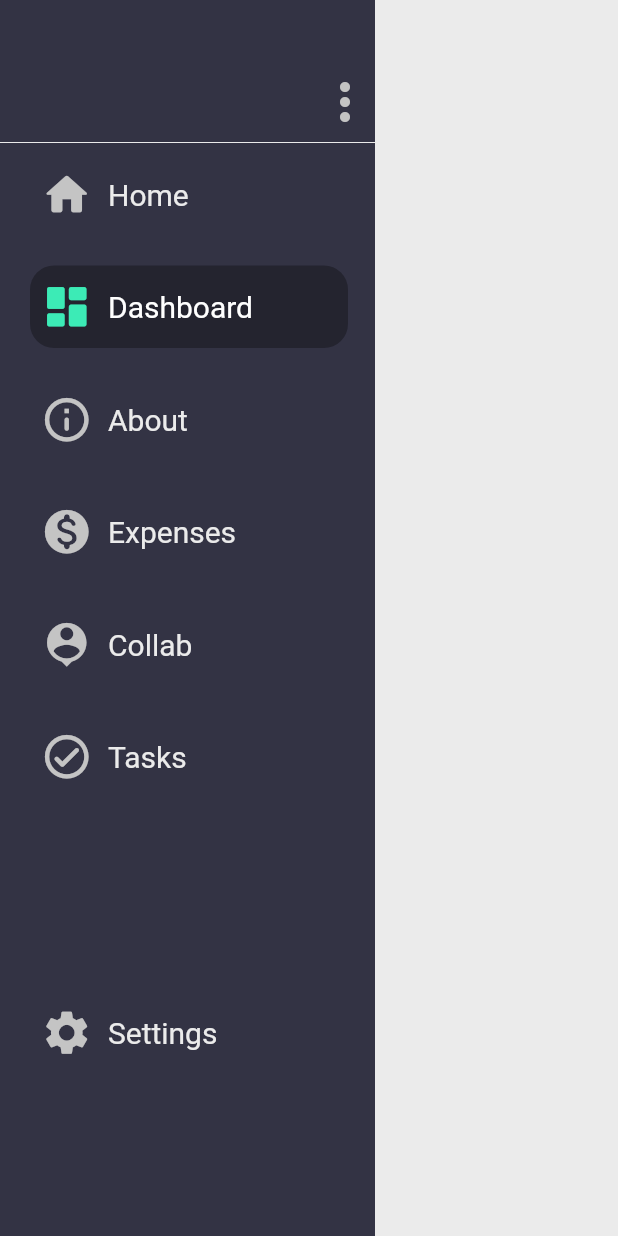
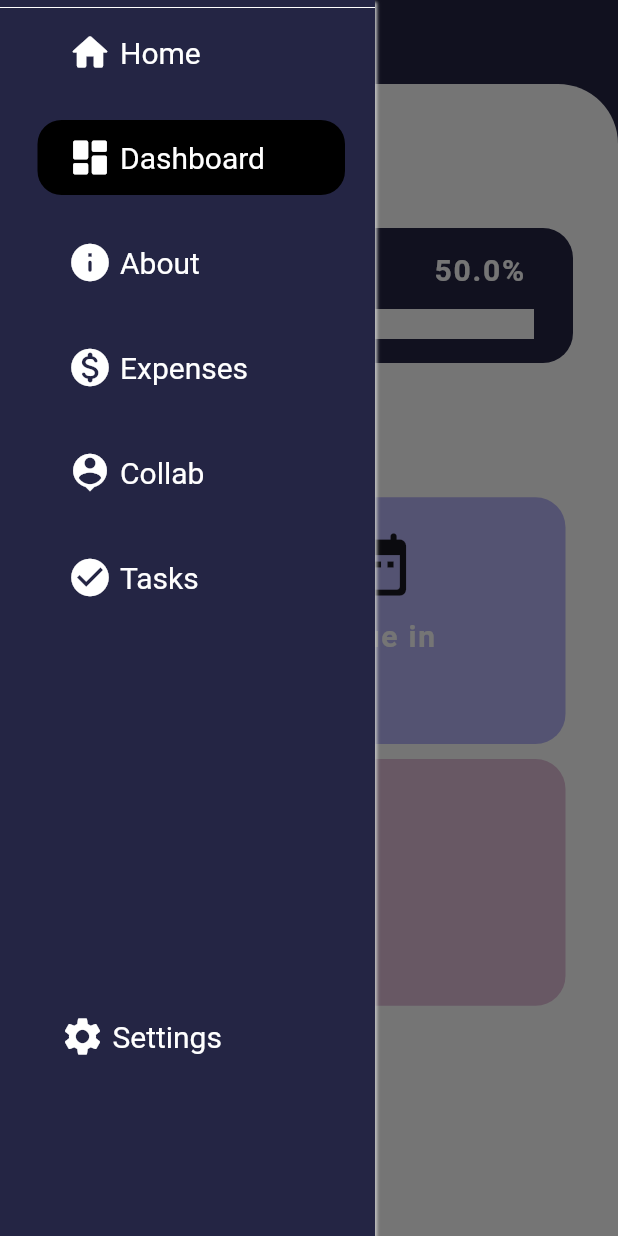
Before and after one commit to theflutterfiles/ORDR, a Flutter app: the ProjectDetailView screen opened directly with empty values, with the side drawer open (before the commit the screen has no drawer), on a phone screen of 412 x 824 dp. Run offline on Flutter 3.47's test engine with Material 2 defaults, Android fonts, the phone set to English and light mode, and no system bars; drawn by our look-alikes of percent_indicator; our stand-ins replace calendar_timeline, cloud_firestore, email_validator, firebase_auth, flutter_spinkit, google_fonts and 1 more; accounts and stored records are empty.

Commit message:
Dashboard started and new styling applied

```diff
--- /dev/null
+++ b/lib/models/dashboard_card.dart
@@ -0,0 +1,24 @@
+import 'package:flutter/material.dart';
+import 'package:flutter_app_mindful_lifting/styles/colour_styles.dart';
+import 'package:flutter_app_mindful_lifting/styles/text_styles.dart';
+
+class DashboardCard{
+
+  String title;
+  IconData icon;
+  Action onNavigationSelection;
+  Container content;
+  Color colour;
+
+  DashboardCard({this.title, this.icon, @required this.content, this.colour});
+
+}
+  List<DashboardCard> dashboardItems = [
+
+    DashboardCard(icon: Icons.monetization_on_rounded, title: "Budget", content: new Container(), colour: AppThemeColours.DashboardCardColors[0]),
+    DashboardCard(icon: Icons.check_circle, title: "Tasks", content: new Container()),
+    DashboardCard(icon: Icons.check_circle_outline_rounded, title: "Completed", content: new Container()),
+    DashboardCard(icon: Icons.lock_open, title: "In Progress", content: new Container()),
+    DashboardCard(icon: Icons.lock, title: "Closed", content: new Container()),
+    DashboardCard(icon: Icons.date_range, title: "Target Date", content: new Container()),
+  ];
--- a/lib/models/navigation_model.dart
+++ b/lib/models/navigation_model.dart
@@ -14,8 +14,8 @@ class NavigationModel{
 
     NavigationModel(icon: Icons.home_rounded, title: "Home"),
     NavigationModel(icon: Icons.dashboard_rounded, title: "Dashboard"),
-    NavigationModel(icon: Icons.info_outline_rounded, title: "About"),
+    NavigationModel(icon: Icons.info_rounded, title: "About"),
     NavigationModel(icon: Icons.monetization_on_rounded, title: "Expenses"),
     NavigationModel(icon: Icons.person_pin, title: "Collab"),
-    NavigationModel(icon: Icons.check_circle_outline_rounded, title: "Tasks"),
+    NavigationModel(icon: Icons.check_circle, title: "Tasks"),
   ];
--- a/lib/screens/individual_project_views/ProjectView.dart
+++ b/lib/screens/individual_project_views/ProjectView.dart
@@ -1,12 +1,17 @@
 import 'package:cloud_firestore/cloud_firestore.dart';
 import 'package:flutter/material.dart';
 import 'package:flutter_app_mindful_lifting/models/Project.dart';
+import 'package:flutter_app_mindful_lifting/models/dashboard_card.dart';
 import 'package:flutter_app_mindful_lifting/styles/colour_styles.dart';
 import 'package:flutter_app_mindful_lifting/styles/text_styles.dart';
+import 'package:flutter_app_mindful_lifting/widgets/dashboard/dashboard_icons.dart';
 import 'package:flutter_app_mindful_lifting/widgets/home_page/home_page_widgets.dart';
 import 'package:flutter_app_mindful_lifting/widgets/shared/collapsing_navigation_drawer.dart';
+import 'package:flutter_app_mindful_lifting/widgets/view_project/dashboard_card.dart';
+import 'package:flutter_app_mindful_lifting/widgets/view_project/project_progress_card.dart';
 import 'package:google_fonts/google_fonts.dart';
 import 'package:intl/intl.dart';
+import 'package:flutter_app_mindful_lifting/models/dashboard_card.dart';
 
 class ProjectDetailView extends StatelessWidget {
 
@@ -30,22 +35,88 @@ class ProjectDetailView extends StatelessWidget {
     final screenHeight = MediaQuery.of(context).size.height;
     final screenWidth = MediaQuery.of(context).size.width;
 
-    return Scaffold(
-      //backgroundColor: Color(0xFFC4C4C4),
-      //appBar: AppBar(title: Text(""), backgroundColor: Color(0xFF333333),),
-      body: Stack(children: [
-        Container(
-
-          width: screenWidth * 0.80,
-
-          //color: Color(0xFF333333),
-        ),
-        CollapsingNavigationDrawer(),
+    String budget = "\$"+ project.budget.toString();
 
 
-      ],
+    return Scaffold(
+      backgroundColor: AppThemeColours.DarkPurple,
+      appBar: AppBar(backgroundColor: AppThemeColours.DarkPurple,
+      iconTheme: IconThemeData(color: AppThemeColours.NavigationBarIconColor, size: 40),
+      //title: Text(project.projectName, textAlign: TextAlign.left,),
+
       ),
+      drawer: CollapsingNavigationDrawer(),
+      body:
+        SingleChildScrollView(
+                  child: Column(
+            children: [
+              SingleChildScrollView(
+                  child: Container(
+                    decoration: BoxDecoration(borderRadius: BorderRadius.circular(40),
+                    color: AppThemeColours.DashboardColor,),
+                  padding: EdgeInsets.all(30),
+                  width: screenWidth,
+                  height: screenHeight,
 
+                  child: Column(children: [
+                    Container(alignment: Alignment.topLeft,
+                    child: Column(children: [
+                      RichText(
+        text: TextSpan(children: [
+          TextSpan(
+              text: project.projectName,
+              style: GoogleFonts.playfairDisplay(
+                textStyle: AppThemes.display1,
+              ),),
+          //TextSpan(text: "Started: " + DateFormat("dd MMM yyyy").format(project.created), style: AppThemes.DateSubtitle),
+        ]),
+      ),
+                    ],),
+
+                    ),
+                    SizedBox(height: 50,),
+                Expanded(child:
+                    Row(children: [
+                      ProgressBarCard(
+                        title: "Progress",
+                        completionPercentage: 50.0,
+
+                      ),
+                    ],)),
+                    Expanded(child:
+                      Row(
+                        children:[
+                        CustomDashboardCard(
+                          title: "Budget",
+                          icon: DashboardIconThemes.BudgetIcon,
+                          colour: AppThemeColours.DashboardCardColors[0],
+                          content: budget,
+                          ),
+                        CustomDashboardCard(
+                          title: "Due in",
+                          icon: DashboardIconThemes.TargetCompletionIcon,
+                          colour: AppThemeColours.DashboardCardColors[1],
+                          content: _getDaysUntilCompletion().toString(),
+                          ),
+                        ],
+                      ),
+                    ),
+                    Expanded(child:
+                    Row(children: [
+                      CustomDashboardCard(
+                          title: "Tasks",
+                          icon: DashboardIconThemes.TasksIcon,
+                          colour: AppThemeColours.DashboardCardColors[2],
+                          content: project.budget.toString(),
+                          ),
+                    ],)),
+                    Expanded(child: Container(width: screenWidth, height: screenHeight * 0.20,))
+                  ],),
+                ),
+              ),
+            ],
+          ),
+        ),
 );
   }
 }
--- a/lib/styles/colour_styles.dart
+++ b/lib/styles/colour_styles.dart
@@ -39,12 +39,32 @@ class AppThemeColours {
 
     static const Color NavigationNotSelectedColor = Color(0xFF3cebb6);
 
-    static const Color NavigationSelectedColor = Color(0xFF3cebb6);
+    static const Color NavigationSelectedColor = Colors.white;
 
+    static const Color NavigationBarColor = Color(0xFF242544);
 
+    static const Color NavigationBarIconColor = Colors.white;
 
-    static const Color NavigationAvatarColor = Color(0xFFFFeb3b);
+    static const Color NavigationAvatarColor = Colors.white;
 
     static const Color NavigationSelectedBackgroundColor = Color(0xFFEBEBEB);
 
+    static const Color DashboardColor = Colors.white;
+
+    static const Color DarkPurple = Color(0xFF242544);
+
+    static const Color GreenHighlight = Color(0xFF6ADA00);
+
+    static const Color OrangeColour = Color(0xFFE8740C);
+
+    static const List<Color> DashboardCardColors = [
+
+      Color(0xFFC4D5F0),
+      Color(0xFFB8B5F8),
+      Color(0xFFE3BFDB),
+      Color(0xFFB5A8EE),
+      Color(0xFFC1E2DB),
+
+    ];
+
 }
--- a/lib/styles/text_styles.dart
+++ b/lib/styles/text_styles.dart
@@ -1,4 +1,5 @@
 import 'package:flutter/material.dart';
+import 'package:flutter_app_mindful_lifting/styles/colour_styles.dart';
 
 class AppThemes {
 
@@ -49,10 +50,44 @@ class AppThemes {
   static const TextStyle avatarListText = TextStyle(
     fontSize: 20,
     //fontFamily: 'WorkSans',
-    color: Color(0xFFEBEBEB),
-    fontWeight: FontWeight.w500,
+    color: AppThemeColours.NavigationBarIconColor,
+    fontWeight: FontWeight.bold,
+    letterSpacing: 1.2,
+  );
+
+   static const TextStyle DashboardCardContentText = TextStyle(
+    fontSize: 40,
+    //fontFamily: 'WorkSans',
+    color: AppThemeColours.NavigationBarIconColor,
+    fontWeight: FontWeight.bold,
+    letterSpacing: 1.2,
+  );
+  static const TextStyle DashboardCardTitleText = TextStyle(
+    fontSize: 20,
+    //fontFamily: 'WorkSans',
+    color: AppThemeColours.NavigationBarIconColor,
+    fontWeight: FontWeight.bold,
+    letterSpacing: 1.2,
+  );
+  static const TextStyle DashboardCardBudgetNumber = TextStyle(
+    fontSize: 25,
+    //fontFamily: 'WorkSans',
+    color: AppThemeColours.NavigationBarIconColor,
+    fontWeight: FontWeight.bold,
+    letterSpacing: 1.2,
+  );
+
+  static const TextStyle DateSubtitle = TextStyle(
+    fontSize: 15,
+    fontFamily: 'WorkSans',
+    color: AppThemeColours.DarkPurple,
+    fontStyle: FontStyle.italic,
     letterSpacing: 1.2,
   );
 
 
+
+
+
+
 }
--- /dev/null
+++ b/lib/widgets/dashboard/dashboard_icons.dart
@@ -0,0 +1,8 @@
+import 'package:flutter/material.dart';
+
+class DashboardIconThemes{
+
+  static const Icon BudgetIcon = Icon(Icons.monetization_on_rounded, size: 50,);
+  static const Icon TargetCompletionIcon = Icon(Icons.date_range_rounded, size: 50,);
+  static const Icon TasksIcon = Icon(Icons.check_circle_rounded, size: 50,);
+}
--- a/lib/widgets/shared/collapsing_list.dart
+++ b/lib/widgets/shared/collapsing_list.dart
@@ -27,7 +27,7 @@ class _CollapsingListTitleState extends State<CollapsingListTitle> {
   @override
   void initState() {
     super.initState();
-    _widthAnimation = Tween<double>(begin: 250, end: 90).animate(widget.animationController);
+    _widthAnimation = Tween<double>(begin: 250, end: 0).animate(widget.animationController);
   }
 
   @override
@@ -36,22 +36,22 @@ class _CollapsingListTitleState extends State<CollapsingListTitle> {
       onTap: widget.onTap,
           child: Container(
             alignment: Alignment.center,
-            margin: EdgeInsets.only(right: 18),
-            padding: EdgeInsets.only(top: 10, left: 7, bottom: 10),
+            padding: EdgeInsets.only(top: 10, bottom: 10, left: 20),
+            margin: EdgeInsets.only(right: 20),
             decoration: BoxDecoration(borderRadius: BorderRadius.all(Radius.circular(16),),
-            color: (widget.isSelected) ? Colors.transparent.withOpacity(0.3) : Colors.transparent
+            color: (widget.isSelected) ? Colors.transparent.withOpacity(1) : Colors.transparent,
             ),
             child: Row(
         children: [
-            Icon(widget.icon, color: widget.isSelected ? AppThemeColours.NavigationSelectedColor :Color(0xFFC4C4C4) ,size: 35,),
-            SizedBox(width: 10,),
+            Icon(widget.icon, color: widget.isSelected ? AppThemeColours.NavigationBarIconColor : AppThemeColours.NavigationBarIconColor ,size: 30,),
+            SizedBox(width: 5,),
             (_widthAnimation.value >= 220 )
             ? Text(widget.title,
             style: TextStyle(
               fontSize: 20,
               color: (widget.isSelected)
-              ? Colors.white
-              : AppThemeColours.NavigationSelectedBackgroundColor),)
+              ? AppThemeColours.NavigationSelectedColor
+              : AppThemeColours.NavigationBarIconColor),)
               : Container()
         ],
       ),
@@ -79,17 +79,21 @@ class _AvatarListTitleState extends State<AvatarListTitle> {
   @override
   void initState() {
     super.initState();
-    _widthAnimation = Tween<double>(begin: 250, end: 90).animate(widget.animationController);
+    _widthAnimation = Tween<double>(begin: 250, end: 0).animate(widget.animationController);
   }
 
   @override
   Widget build(BuildContext context) {
-    return Row(
+    return Padding(
+      padding: const EdgeInsets.only(left: 20.0),
+      child: Row(
+        mainAxisAlignment: MainAxisAlignment.start,
         children: [
           Padding(
-          padding: const EdgeInsets.all(5.0),
+            padding: const EdgeInsets.only(right: 10),
+
             child: CircleAvatar(
-              backgroundColor: AppThemeColours.NavigationSelectedColor,
+                backgroundColor: AppThemeColours.GreenHighlight,
                 foregroundColor: Color(0xFF333333),
                 child: Text(
                     getInitial(string: widget.displayName, limitTo: 1),
@@ -97,11 +101,12 @@ class _AvatarListTitleState extends State<AvatarListTitle> {
                     ),
               ),
           ),
-        SizedBox(width: 10,),
+          SizedBox(width: 6,),
           (_widthAnimation.value >= 220 )
           ? Text(widget.displayName, style: AppThemes.avatarListText)
           : Container(),
         ],
+      ),
     );
   }
 }
--- a/lib/widgets/shared/collapsing_navigation_drawer.dart
+++ b/lib/widgets/shared/collapsing_navigation_drawer.dart
@@ -39,7 +39,7 @@ Stream<QuerySnapshot> getAboutSnapshot(BuildContext context) async* {
 
     super.initState();
     _animationController = new AnimationController(vsync: this, duration: Duration(milliseconds: 150),);
-    widthAnimation = Tween<double>(begin: 250, end: 90).animate(_animationController);
+    widthAnimation = Tween<double>(begin: 250, end: 0).animate(_animationController);
   }
 
   @override
@@ -57,28 +57,30 @@ Stream<QuerySnapshot> getAboutSnapshot(BuildContext context) async* {
     return Container(
       width: widthAnimation.value,
       decoration: new BoxDecoration(
-        color: Color(0xFF333344),
-
-        //borderRadius: BorderRadius.circular(10),
+        color: AppThemeColours.NavigationBarColor,
               border: new Border(
                   //right: new BorderSide(width: 1.0, color: Colors.white)
-
                   ),
-
-                  //borderRadius: BorderRadius.circular(35)
+                  //borderRadius: BorderRadius.circular(35),
+                  boxShadow: [
+            BoxShadow(
+                color: Color(0xFFc4c4c4),
+                blurRadius: 1.0,
+                spreadRadius: 0.0,
+                offset: Offset(1.0, 1.0), // shadow direction: bottom right
+            )
+        ],
                   ),
-
-      //color: Color(0xFF333333),
       child: Column(
         children: [
-          Padding(
+          /*Padding (
             padding: const EdgeInsets.only(top: 48.0),
             child: Align(
             alignment: (widthAnimation.value >= 220) ? Alignment.topRight : Alignment.center,
             child: InkWell(
               child: Icon(
                 Icons.more_vert,
-                color: Color(0xFFC4C4C4),
+                color: AppThemeColours.NavigationBarIconColor,
                 size: 40,),
                 onTap: () {
                   setState(() {
@@ -88,7 +90,7 @@ Stream<QuerySnapshot> getAboutSnapshot(BuildContext context) async* {
                 },
                 ),
         ),
-          ),
+          ), */
           Container(
             child: StreamBuilder(
                 stream: getAboutSnapshot(context),
@@ -102,7 +104,7 @@ Stream<QuerySnapshot> getAboutSnapshot(BuildContext context) async* {
                     );
                   } else {
                     return Padding(
-                      padding: const EdgeInsets.only(left:20.0),
+                      padding: const EdgeInsets.only(left:1.5),
                       child: Container(
                           child: ListView.builder(
                               scrollDirection: Axis.vertical,
@@ -114,17 +116,17 @@ Stream<QuerySnapshot> getAboutSnapshot(BuildContext context) async* {
                   }
                 }),
           ),
-          Divider(height: 14, color: Color(0xFFEBEBEB),),
+          Divider(height: 10, color: AppThemeColours.NavigationBarIconColor,),
           Expanded(
                   child: Padding(
-                    padding: const EdgeInsets.only(left: 15.0),
+                    padding: const EdgeInsets.only(left: 20.0),
                     child: ListView.builder(itemBuilder: (context, index){
               return Padding(
                 padding: const EdgeInsets.only(left: 5.0, bottom: 20.0),
                 child: CollapsingListTitle(
                   onTap: (){
                     switch (index){
-                      case 0 : {Navigator.pop(context);} break;
+                      case 0 : Navigator.pop(context); break;
                       case 1 :
                     }
                   },
--- /dev/null
+++ b/lib/widgets/view_project/dashboard_card.dart
@@ -0,0 +1,64 @@
+import 'package:flutter/material.dart';
+import 'package:flutter_app_mindful_lifting/styles/colour_styles.dart';
+import 'package:flutter_app_mindful_lifting/styles/text_styles.dart';
+
+class CustomDashboardCard extends StatelessWidget {
+
+  final String title;
+  final Icon icon;
+  //final Action onNavigationSelection;
+  final String content;
+  final Color colour;
+
+  const CustomDashboardCard({Key key, @required this.title, this.icon, @required this.content, @required this.colour}) : super(key: key);
+
+  @override
+  Widget build(BuildContext context) {
+    return Expanded(
+
+        child: Container(
+
+          margin: EdgeInsets.all(5),
+        decoration: BoxDecoration(color: colour,
+        borderRadius: BorderRadius.circular(20)),
+        child: Column(children: [
+          Expanded(
+                      child: Row(
+              children: [
+                Padding(
+                  padding: const EdgeInsets.only(top: 20.0, left: 16),
+                  child: icon,
+                ),
+              ],
+            ),
+          ),
+          Expanded(
+                      child: Row(
+              children: [
+                Padding(
+                  padding: const EdgeInsets.only(top: 20.0, left: 16),
+                  child: Text(title, style: AppThemes.DashboardCardTitleText,),
+                ),
+              ],
+            ),
+          ),
+          Expanded(
+                      child: Row(
+              children: [
+                Padding(
+                  padding: const EdgeInsets.only(left: 16),
+                  child: Text(content,
+                  style:
+                  (content.contains("\$")
+                  ? AppThemes.DashboardCardBudgetNumber
+                  : AppThemes.DashboardCardContentText),
+                  ),
+                ),
+              ],
+            ),
+          ),
+        ],),
+      ),
+    );
+  }
+}
--- /dev/null
+++ b/lib/widgets/view_project/project_progress_card.dart
@@ -0,0 +1,48 @@
+import 'package:flutter/material.dart';
+import 'package:flutter_app_mindful_lifting/styles/colour_styles.dart';
+import 'package:flutter_app_mindful_lifting/styles/text_styles.dart';
+import 'package:percent_indicator/percent_indicator.dart';
+
+class ProgressBarCard extends StatelessWidget {
+
+final int tasksCompleted;
+final String title;
+final int tasksRemaining;
+final double completionPercentage;
+
+  const ProgressBarCard({Key key, this.tasksCompleted, this.tasksRemaining, this.completionPercentage, this.title}) : super(key: key);
+
+  @override
+  Widget build(BuildContext context) {
+    return Expanded(child: Column(
+      children:[
+        Container(
+          padding: EdgeInsets.all(16),
+              decoration: BoxDecoration(color: AppThemeColours.DarkPurple,
+              borderRadius: BorderRadius.circular(20)),
+            child: Column(
+               children:[ Row(
+              children:[
+                Expanded(child: Text(title, style: AppThemes.DashboardCardTitleText,)),
+                Container(
+                  child: Text(completionPercentage.toString()+"%", textAlign: TextAlign.left, style: AppThemes.DashboardCardTitleText,),
+                ),
+                Padding(
+                padding: const EdgeInsets.only(top: 20.0, left: 16),
+              ),
+              ],
+          ),
+          SizedBox(height: 15,),
+          LinearPercentIndicator(
+          backgroundColor: AppThemeColours.DashboardColor,
+          lineHeight: 20,
+          progressColor: AppThemeColours.GreenHighlight,
+          percent: completionPercentage / 100,
+          ),
+           ],
+            ),
+        ),
+      ],),
+    );
+  }
+}
--- a/pubspec.yaml
+++ b/pubspec.yaml
@@ -35,6 +35,7 @@ dependencies:
   intl: ^0.16.1
   google_fonts: ^1.0.0
   flutter_hsvcolor_picker: ^0.0.1
+  percent_indicator: ^2.1.7+4
   flutter_localizations:
     sdk: flutter
 
```
Also changed, not shown: lib/shared/routes.dart (added), pubspec.lock. Lines whose indentation alone changed are shown as unchanged.
